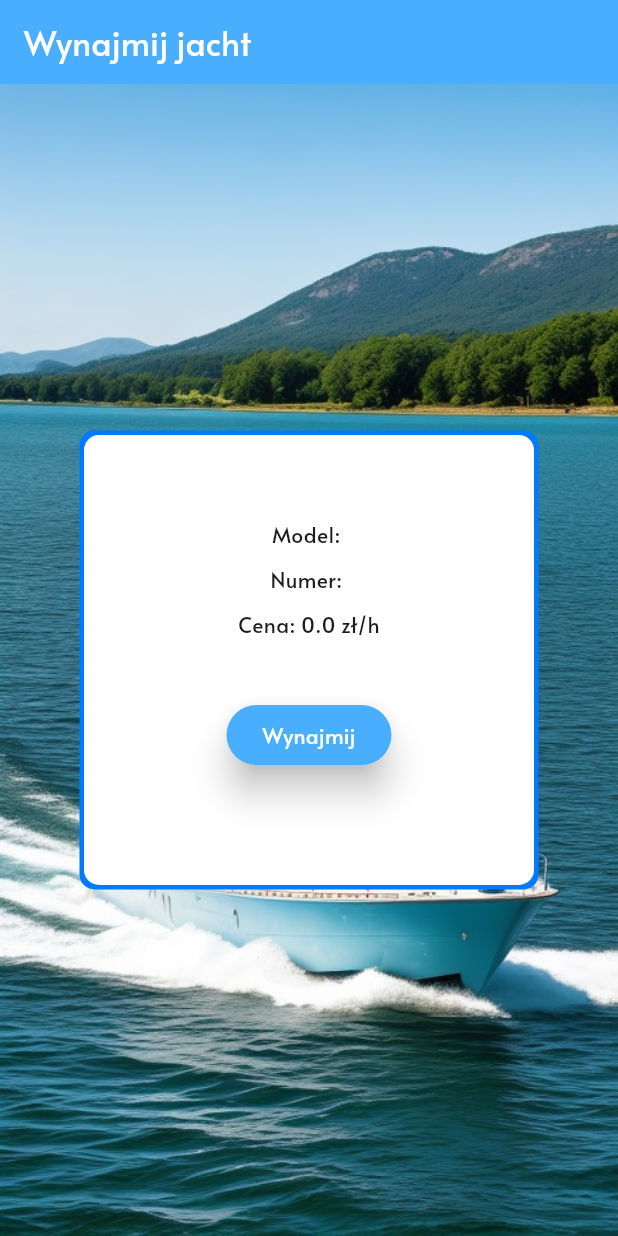
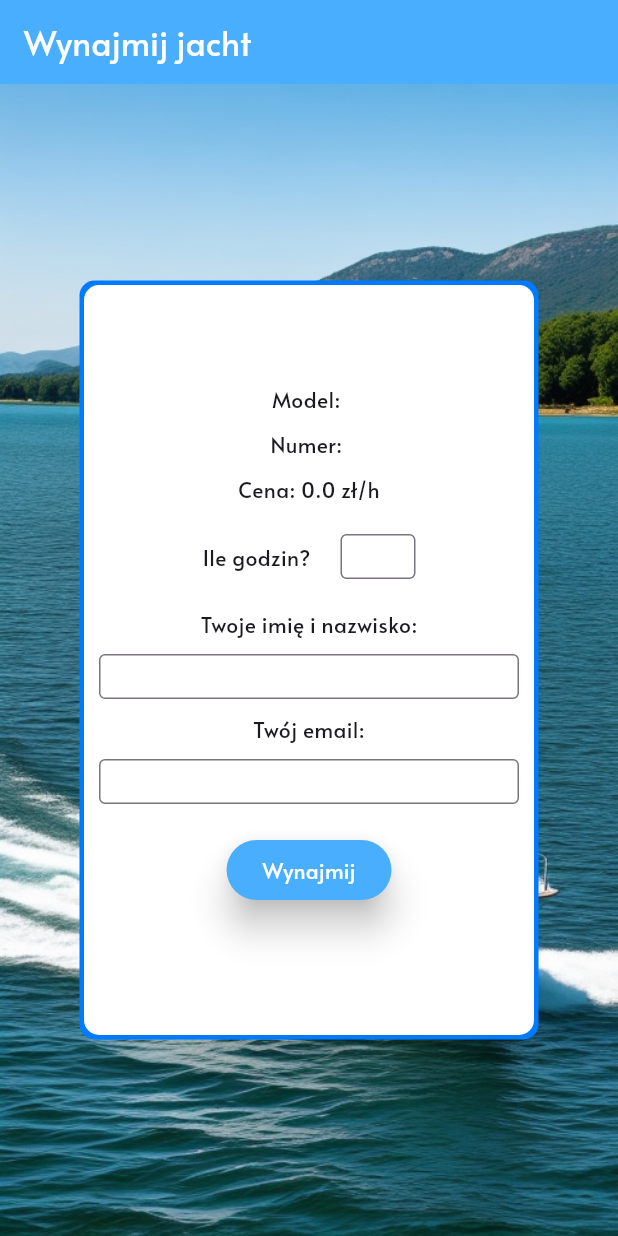
Before and after one commit to Rojo123/Jachty, a Flutter app: the RentalPage screen opened directly with empty values, after a tap on "Wynajmij", on a phone screen of 412 x 824 dp. Run offline on Flutter 3.47's test engine with Material 3 defaults, Android fonts, the phone set to English and light mode, and no system bars; our stand-ins replace camera, email_validator, google_maps_flutter, location, webview_flutter; missing offline and left inert: ftpconnect, mysql1, qr_code_scanner.

```diff
--- a/lib/file_handler.dart
+++ b/lib/file_handler.dart
@@ -16,8 +16,12 @@ Future handleFile(bool write, [String value = ""]) async {
   } else {
     try {
       final file = await getFile();
-      final stringForm = await file.readAsString();
-      return stringForm != "" ? stringForm.split(";") : ["0", "0", "0"];
+      if(await file.exists()){
+        final stringForm = await file.readAsString();
+        return stringForm != "" ? stringForm.split(";") : ["0", "0", "0"];
+      } else {
+        return ["0", "0", "0"];
+      }
 
     } catch(e) {
       return ["0", "0", "0"];
--- a/lib/rental_page.dart
+++ b/lib/rental_page.dart
@@ -1,4 +1,5 @@
 import 'package:flutter/material.dart';
+import "package:flutter/services.dart";
 import "package:http/http.dart" as http;
 import "package:yacht_rental/confirmation_page.dart";
 import "package:webview_flutter/webview_flutter.dart";
@@ -9,6 +10,8 @@ import "package:yacht_rental/db.dart";
 import "package:yacht_rental/constants.dart";
 import "package:yacht_rental/config.dart";
 import "package:yacht_rental/file_handler.dart";
+import "package:intl/intl.dart";
+import "package:email_validator/email_validator.dart";
 
 class RentalPage extends StatefulWidget {
   final String qrCode;
@@ -27,6 +30,11 @@ class RentalPageState extends State<RentalPage> {
   String error = "";
   Widget webviewSlot = Container();
   Widget statusSlot = Container();
+  Widget loadingTpay = Container();
+  final TextEditingController _nameController = TextEditingController();
+  final TextEditingController _emailController = TextEditingController();
+  final TextEditingController _timeController = TextEditingController();
+  bool validEmail = true;
 
   void routeToResult(){
     Navigator.push(
@@ -35,26 +43,31 @@ class RentalPageState extends State<RentalPage> {
     );
   }
 
-  //Tabela: ID, JachtID, Start, Koniec
+  //Wypozyczenie: ID, JachtID, Start, Koniec
 
   void createTempFile() async {
     final startTime = DateTime.now();
-    final endTime = startTime.add(Duration(minutes: 3));//hours: rentTime));
-    final yachtId = await doQuery("SELECT id FROM wypozyczalnia WHERE qrcode = $yachtNumber");
+    final endTime = startTime.add(Duration(hours: rentTime));
+    final yachtIdQuery = await doQuery("SELECT id FROM wypozyczalnia WHERE qrcode = $yachtNumber");
+    final yachtId = yachtIdQuery.first[0];
 
-    await handleFile(true, "$yachtId;$startTime;$endTime");
+    await handleFile(true, "$yachtId;${DateFormat("yyyy-MM-dd HH:mm:ss").format(startTime)};${DateFormat("yyyy-MM-dd HH:mm:ss").format(endTime)}");
 
     //await doQuery("INSERT INTO wypozyczenie(JachtID, Start, Koniec) VALUES('$yachtId', '$startTime', '$endTime')");
   }
 
   Future<void> sendTpayRequest() async {
+    if(!validEmail) return;
+
     String apiKey = tpayApi;
     String apiUrl = 'https://secure.tpay.com/api/gw/$apiKey/transaction/create';
     String locError = "";
 
+    rentTime = int.parse(_timeController.text);
+
     String tranId = tpayId;
     String tranAmount = (yachtPrice * rentTime).toString();
-    String tranCrc = "test";
+    String tranCrc = "${DateFormat('yyyy-MM-dd').format(DateTime.now())} ${_nameController.text}";
     String tranCode = tpayCode;
     String tranMd5sum = md5.convert(utf8.encode('$tranId&$tranAmount&$tranCrc&$tranCode')).toString();
 
@@ -63,12 +76,12 @@ class RentalPageState extends State<RentalPage> {
       'api_password': tpayPass,
       'id': tranId,
       'amount': tranAmount.toString(),
-      'description': 'Opis transakcji',
+      'description': 'Wynajem jachtu',
       'crc': tranCrc,
       'md5sum': tranMd5sum,
       'group': "150",
-      'email': "asddasd@wp.pl",
-      'name': "John",
+      'email': _emailController.text,
+      'name': _nameController.text,
     };
 
     try {
@@ -84,6 +97,15 @@ class RentalPageState extends State<RentalPage> {
           var urlElement = responseParsed.findElements("url").first;
 
           String transactionUrl = urlElement.innerText;
+
+          setState(() {
+            loadingTpay = Center(child: Container(width: 90, height: 90, decoration: BoxDecoration(
+              color: Colors.white,
+              boxShadow: const [BoxShadow(color: secondaryColor, spreadRadius: 3)],
+              borderRadius: BorderRadius.circular(10)
+            ),
+              child: const SizedBox(width: 50, height: 50, child: CircularProgressIndicator(color: secondaryColor,))));
+          });
 
           webviewSlot = WebView(
             initialUrl: transactionUrl,
@@ -117,13 +139,13 @@ class RentalPageState extends State<RentalPage> {
     if(result.isNotEmpty){
       var row = result.first;
 
-      if(row[2] != 1){
+      if(row[2] != 1 && mounted){
         setState(() {
           yachtName = row != null ? row[0] : "Brak danych";
           yachtNumber = row != null ? row[1] : "Brak danych";
           yachtPrice = row != null ? row[3] : "Brak danych";
         });
-      } else {
+      } else if(mounted){
         setState(() {
           statusSlot = Center(child: Container(width: 300, height: 300, decoration: BoxDecoration(
             color: Colors.white,
@@ -151,13 +173,19 @@ class RentalPageState extends State<RentalPage> {
   }
 
   @override
+  void dispose() {
+
+    super.dispose();
+  }
+
+  @override
   Widget build(BuildContext context){
     return Scaffold(
       appBar: AppBar(title: const Text("Wynajmij jacht")),
       body: Stack(children: [
         SizedBox.expand(child: FittedBox(fit: BoxFit.fill, child: Image.asset("assets/BackgroundBoat.jpg"))),
 
-        Center(child: Container(width: 300, height: 300, decoration: BoxDecoration(
+        Center(child: Container(width: 300, height: 500, decoration: BoxDecoration(
           color: Colors.white,
           boxShadow: const [BoxShadow(color: secondaryColor, spreadRadius: 3)],
           borderRadius: BorderRadius.circular(10)
@@ -175,7 +203,80 @@ class RentalPageState extends State<RentalPage> {
 
             Text("Cena: $yachtPrice\u{00A0}zł/h"),
 
-            const SizedBox(height: 40),
+            const SizedBox(height: 20),
+
+            Row(mainAxisAlignment: MainAxisAlignment.center, children: [
+              const Text("Ile godzin?"),
+
+              const SizedBox(width: 20),
+
+              SizedBox(width: 50, height: 30, child: TextField(
+                controller: _timeController,
+                keyboardType: TextInputType.number,
+                inputFormatters: [FilteringTextInputFormatter.digitsOnly],
+                onChanged: (value) {
+                  if(value != "" && !value.contains(".")){
+                    int valueInt = int.parse(value);
+                    if(valueInt < 1){
+                      error = "Niepoprawny okres czasu";
+                    }
+                  } else {
+                    error = "Niepoprawny okres czasu";
+                  }
+                },
+                maxLines: 1,
+                decoration: const InputDecoration(
+                  iconColor: primaryColor,
+                  border: OutlineInputBorder(),
+                ),
+              )),
+            ],),
+
+            const SizedBox(height: 20),
+
+            const Text("Twoje imię i nazwisko:"),
+
+            const SizedBox(height: 10),
+
+            SizedBox(width: 280, height: 30, child: TextField(
+              controller: _nameController,
+              maxLines: 1,
+              decoration: const InputDecoration(
+                iconColor: primaryColor,
+                border: OutlineInputBorder(),
+              ),
+            )),
+
+            const SizedBox(height: 10),
+
+            const Text("Twój email:"),
+
+            const SizedBox(height: 10),
+
+            SizedBox(width: 280, height: 30, child: TextField(
+              controller: _emailController,
+              onChanged: (value) {
+                if(!EmailValidator.validate(value)){
+                  validEmail = false;
+                  setState(() {
+                    error = "Niepoprawny email";
+                  });
+
+                } else if(EmailValidator.validate(value)){
+                  validEmail = true;
+                  setState(() {
+                    error = "";
+                  });
+                }
+              },
+              maxLines: 1,
+              decoration: const InputDecoration(
+                iconColor: primaryColor,
+                border: OutlineInputBorder(),
+              ),
+            )),
+
+            const SizedBox(height: 20),
 
             ElevatedButton(child: const Text("Wynajmij"), onPressed: (){sendTpayRequest();}),
 
@@ -184,9 +285,11 @@ class RentalPageState extends State<RentalPage> {
             Text(error)
         ]))),
 
+        if(statusSlot != Container()) statusSlot,
+
+        if(loadingTpay != Container()) loadingTpay,
+
         if(webviewSlot != Container())webviewSlot,
-
-        if(statusSlot != Container()) statusSlot
       ])
     );
   }
--- a/pubspec.yaml
+++ b/pubspec.yaml
@@ -25,6 +25,10 @@ dependencies:
   mysql1: ^0.20.0
   provider: ^6.1.1
   path_provider: ^2.1.1
+  intl: ^0.18.0
+  email_validator: ^2.1.17
+  camera: ^0.10.5+6
+  ftpconnect: ^2.0.5
 
 dev_dependencies:
   flutter_test:
```
Also changed, not shown: lib/camera.dart (added, +94 -0 lines), lib/issue_page.dart (+5 -25 lines), lib/main.dart (+27 -0 lines), lib/map_page.dart (+52 -55 lines), lib/send_picture.dart (added, +56 -0 lines), pubspec.lock, 2 other files.
